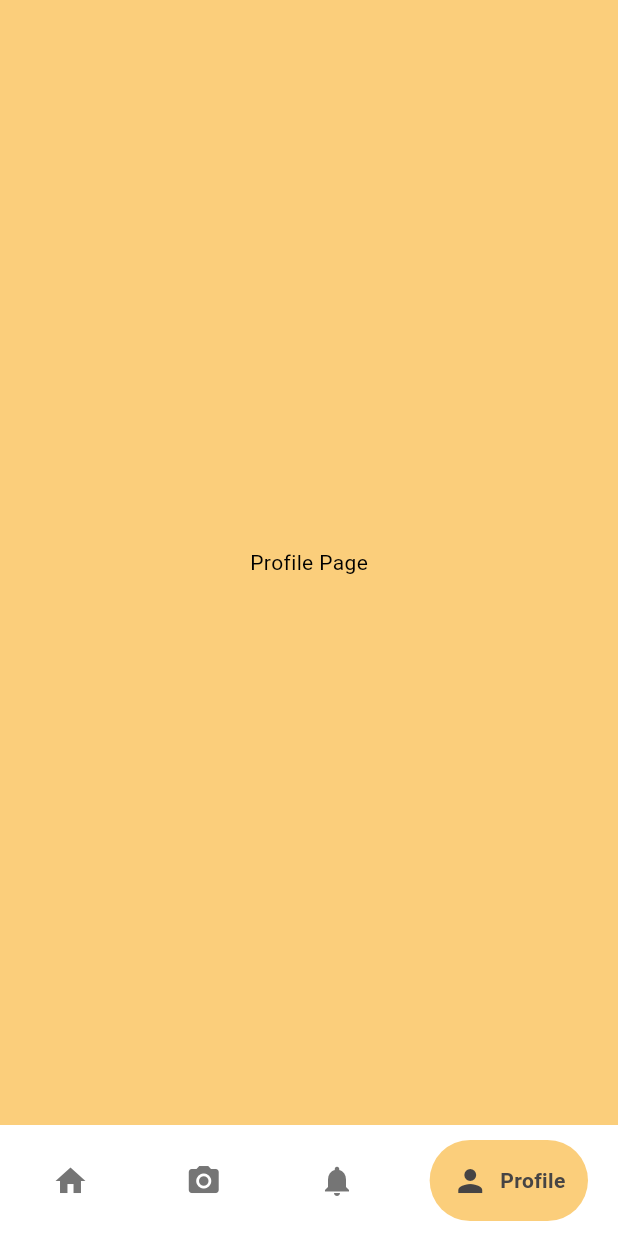
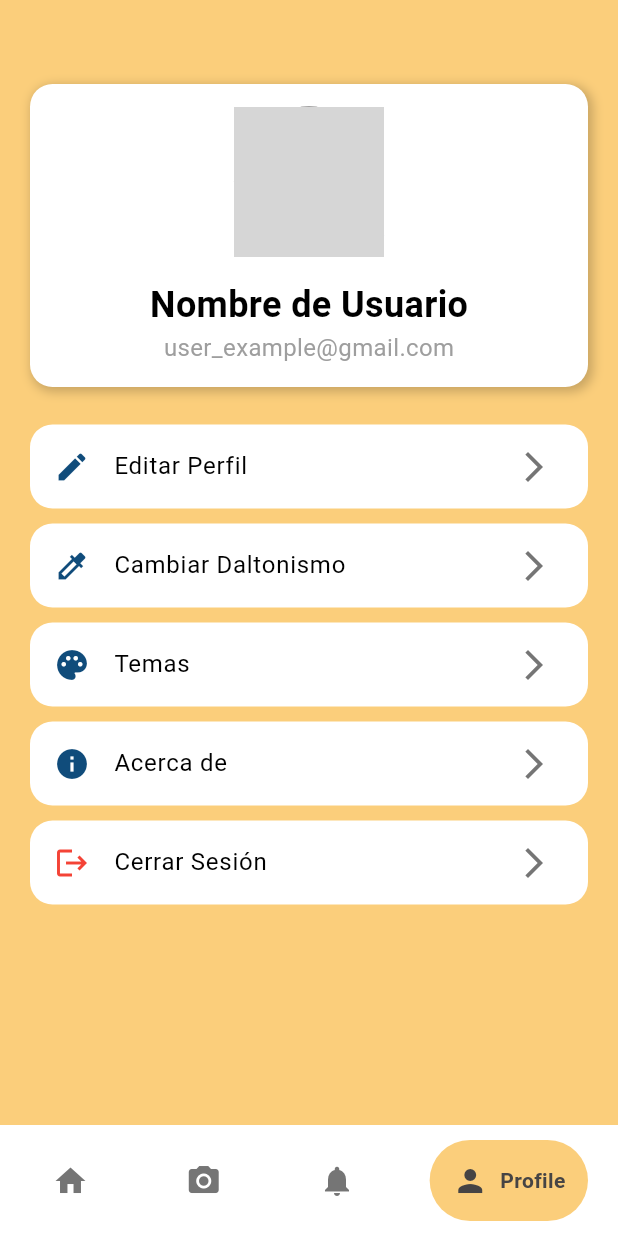
Before and after one commit to nazarethcr11/IH_App, a Flutter app: the screen it shows after launch, item 4 of the bottom bar chosen, on a phone screen of 412 x 824 dp. Run offline on Flutter 3.47's test engine with Material 3 defaults, Android fonts, the phone set to English and light mode, and no system bars; drawn by our look-alikes of google_nav_bar; grey boxes are pictures that could not be loaded.

Commit message:
profile view

```diff
--- /dev/null
+++ b/lib/components/my_list_tile.dart
@@ -0,0 +1,37 @@
+import 'package:flutter/material.dart';
+
+class MyListTile extends StatelessWidget {
+  final IconData icon_leading;
+  final String title;
+  final void Function() onTap;
+  final IconData icon_trailing;
+  final Color iconColor;
+
+  const MyListTile({
+    super.key,
+    required this.icon_leading,
+    required this.title,
+    required this.onTap,
+    required this.icon_trailing,
+    required this.iconColor,
+  });
+
+  @override
+  Widget build(BuildContext context) {
+    return Padding(
+        padding: EdgeInsets.symmetric(horizontal: 20, vertical: 5),
+        child: Container(
+          decoration: BoxDecoration(
+            color: Theme.of(context).colorScheme.surface,
+            borderRadius: BorderRadius.circular(15),
+          ),
+          child: ListTile(
+            leading: Icon(icon_leading, color: iconColor),
+            title: Text(title),
+            trailing: Icon(icon_trailing, color: Theme.of(context).colorScheme.tertiary),
+            onTap: onTap,
+          ),
+        ),
+    );
+  }
+}
--- a/lib/pages/home_page.dart
+++ b/lib/pages/home_page.dart
@@ -14,7 +14,7 @@ class HomePage extends StatefulWidget {
 class _HomePageState extends State<HomePage> {
   int _selectedIndex = 0;
   final List<Widget> _pages = [
-    Center(child:Text('Home Page')),
+    HomePageInside(),
     CameraToolPage(),
     NotificationPage(),
     ProfilePage(),
@@ -36,7 +36,7 @@ class _HomePageState extends State<HomePage> {
             tabBackgroundColor: Theme.of(context).colorScheme.secondary,
             padding: const EdgeInsets.all(15),
             gap: 8,
-            tabs: [
+            tabs: const [
               GButton(
                 icon: Icons.home,
                 text: 'Home',
@@ -66,3 +66,14 @@ class _HomePageState extends State<HomePage> {
     );
   }
 }
+
+class HomePageInside extends StatelessWidget {
+  const HomePageInside({Key? key}) : super(key: key);
+
+  @override
+  Widget build(BuildContext context) {
+    return const Center(
+      child: Text('Home Page'),
+    );
+  }
+}
--- a/lib/pages/profile_page.dart
+++ b/lib/pages/profile_page.dart
@@ -1,12 +1,113 @@
 import 'package:flutter/material.dart';
+import 'package:inclusive_hue/components/my_list_tile.dart';
 
 class ProfilePage extends StatelessWidget {
   const ProfilePage({Key? key}) : super(key: key);
 
   @override
   Widget build(BuildContext context) {
-    return Center(
-      child: const Text('Profile Page'),
+    return Scaffold(
+      backgroundColor: Theme.of(context).colorScheme.secondary,
+      appBar: AppBar(
+        backgroundColor: Colors.transparent,
+        elevation: 0,
+      ),
+      body: SingleChildScrollView(
+        child: Column(
+          children: [
+            Padding(
+              padding: EdgeInsets.symmetric(horizontal: 20,),
+              child: Container(
+                width: double.infinity,
+                decoration: BoxDecoration(
+                  color: Theme.of(context).colorScheme.surface,
+                  borderRadius: BorderRadius.circular(15),
+                  //shadow
+                  boxShadow: [
+                    BoxShadow(
+                      color: Colors.black.withOpacity(0.2),
+                      spreadRadius: 1,
+                      blurRadius: 5,
+                      offset: Offset(2, 2),
+                    ),
+                  ],
+                ),
+                padding: EdgeInsets.symmetric(vertical: 15),
+                child: Column(
+                  children: [
+                    CircleAvatar(
+                      backgroundColor: Theme.of(context).colorScheme.inversePrimary,
+                      radius: 50,
+                      backgroundImage: AssetImage('assets/profile.jpg'), // Reemplaza con la ruta de tu imagen
+                      child: Align(
+                        alignment: Alignment.bottomRight,
+                        child: GestureDetector(
+                          child: Container(
+                            padding: EdgeInsets.all(4),
+                            decoration: BoxDecoration(
+                              shape: BoxShape.circle,
+                              color: Theme.of(context).colorScheme.primary,
+                            ),
+                            child: const Icon(
+                                  Icons.edit, color: Colors.white, size: 20
+                              ),
+                          ),
+                          onTap: (){},
+                        ),
+                      ),
+                    ),
+                    SizedBox(height: 15),
+                    Text(
+                      'Nombre de Usuario',
+                      style: TextStyle(fontSize: 24, fontWeight: FontWeight.bold),
+                    ),
+                    Text(
+                      'user_example@gmail.com',
+                      style: TextStyle(fontSize: 16, color: Colors.grey),
+                    ),
+                    ],
+                  ),
+              ),
+              ),
+            SizedBox(height: 20),
+            MyListTile(
+                icon_leading: Icons.edit,
+                title: 'Editar Perfil',
+                onTap: (){},
+                icon_trailing: Icons.arrow_forward_ios,
+                iconColor: Theme.of(context).colorScheme.primary,
+            ),
+            MyListTile(
+                icon_leading: Icons.colorize,
+                title: 'Cambiar Daltonismo',
+                onTap: (){},
+                icon_trailing: Icons.arrow_forward_ios,
+                iconColor: Theme.of(context).colorScheme.primary,
+            ),
+            MyListTile(
+                icon_leading: Icons.palette,
+                title: 'Temas',
+                onTap: (){},
+                icon_trailing: Icons.arrow_forward_ios,
+                iconColor: Theme.of(context).colorScheme.primary,
+            ),
+            MyListTile(
+                icon_leading: Icons.info,
+                title: 'Acerca de',
+                onTap: (){},
+                icon_trailing: Icons.arrow_forward_ios,
+                iconColor: Theme.of(context).colorScheme.primary,
+            ),
+            MyListTile(
+                icon_leading: Icons.logout,
+                title: 'Cerrar Sesión',
+                onTap: (){},
+                icon_trailing: Icons.arrow_forward_ios,
+                iconColor: Colors.red,
+            ),
+          ],
+        ),
+      ),
     );
   }
 }
--- a/lib/themes/light_mode.dart
+++ b/lib/themes/light_mode.dart
@@ -3,10 +3,11 @@ import 'package:flutter/material.dart';
 ThemeData lightMode = ThemeData(
   colorScheme: ColorScheme.light(
     surface: Colors.white,
+    onSurface: Colors.black,
     primary: Color.fromRGBO(16, 76, 123, 1),
     secondary: Color.fromRGBO(251, 206, 123, 1),
     tertiary: Colors.grey.shade600,
     inversePrimary: Color.fromRGBO(70, 68, 68, 1),
-    onPrimary: Colors.black,
+    inverseSurface: Colors.grey.shade300,
   ),
 );
```
